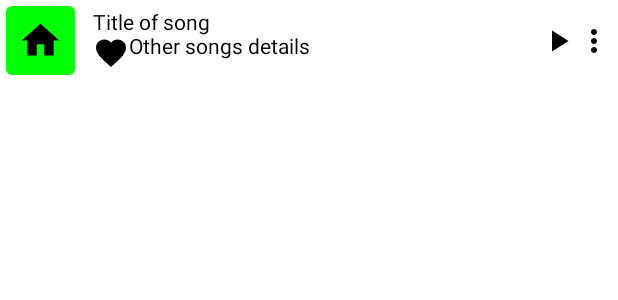
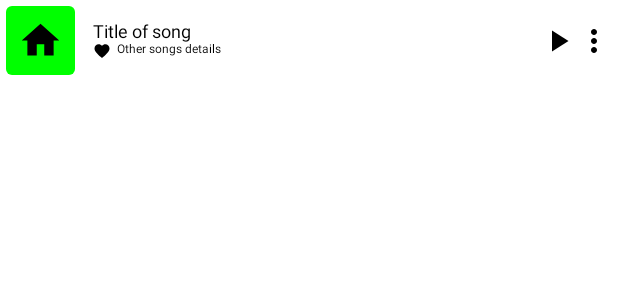
Before and after one commit to RaheemJnr/Jr-Music-Player, an Android app built with Jetpack Compose: the @Preview function SongListItemPreview, on a phone screen of 412 x 824 dp. Shown: the top 300 px of the screen. Run offline under Robolectric (Android 15) with nearby library versions, the phone set to English and light mode, and no system bars.

Commit message:
tab layout fixes

```diff
--- a/app/src/main/java/com/raheemjnr/jr_music/ui/components/LocalTabLayout.kt
+++ b/app/src/main/java/com/raheemjnr/jr_music/ui/components/LocalTabLayout.kt
@@ -82,7 +82,6 @@ fun LocalTabLayout(
                 ) {
                     Text(text = "show audios")
                 }
-
                 //audio list
                 Box(modifier = Modifier)
                 {
@@ -112,6 +111,8 @@ fun LocalTabLayout(
                     text = "page $page",
                     modifier = Modifier.fillMaxSize()
                 )
+
+                SongListItem()
             }
             2 -> {
                 Text(
--- a/app/src/main/java/com/raheemjnr/jr_music/ui/components/SongListItem.kt
+++ b/app/src/main/java/com/raheemjnr/jr_music/ui/components/SongListItem.kt
@@ -16,9 +16,11 @@ import androidx.compose.ui.Alignment
 import androidx.compose.ui.Modifier
 import androidx.compose.ui.graphics.Color
 import androidx.compose.ui.layout.ContentScale
+import androidx.compose.ui.text.style.TextAlign
 import androidx.compose.ui.text.style.TextOverflow
 import androidx.compose.ui.tooling.preview.Preview
 import androidx.compose.ui.unit.dp
+import androidx.compose.ui.unit.sp
 
 @Composable
 fun SongListItem() {
@@ -30,33 +32,42 @@ fun SongListItem() {
             .padding(4.dp)
     ) {
         //image
-        Box(
+
+        Image(
+            Icons.Default.Home,
+            contentDescription = "",
+            contentScale = ContentScale.Fit,
+            alignment = Alignment.Center,
             modifier = Modifier
                 .background(shape = RoundedCornerShape(4.dp), color = Color.Green)
                 .padding(8.dp)
-        ) {
-            Image(
-                Icons.Default.Home,
-                contentDescription = "",
-                contentScale = ContentScale.Fit,
-                alignment = Alignment.Center,
-                modifier = Modifier.size(30.dp)
-            )
-        }
+                .size(30.dp)
+        )
+
         //column
         Column(
             modifier = Modifier.fillMaxWidth(.8f)
         ) {
             Text(
                 text = "Title of song",
-                overflow = TextOverflow.Ellipsis
+                overflow = TextOverflow.Ellipsis,
+                fontSize = 12.sp,
+                textAlign = TextAlign.Center,
+                modifier = Modifier
             )
             Row(modifier = Modifier.fillMaxWidth()) {
                 Icon(
                     imageVector = Icons.Default.Favorite,
-                    contentDescription = ""
+                    contentDescription = "",
+                    modifier = Modifier
+                        .padding(end = 4.dp)
+                        .size(12.dp)
                 )
-                Text(text = "Other songs details")
+                Text(
+                    text = "Other songs details",
+                    overflow = TextOverflow.Ellipsis,
+                    fontSize = 8.sp
+                )
 
             }
         }
```
